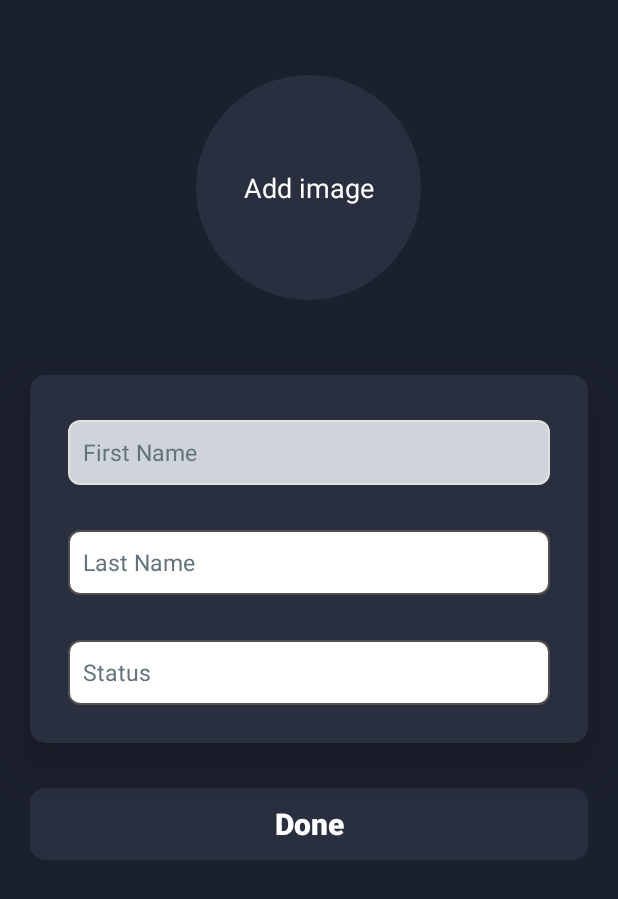
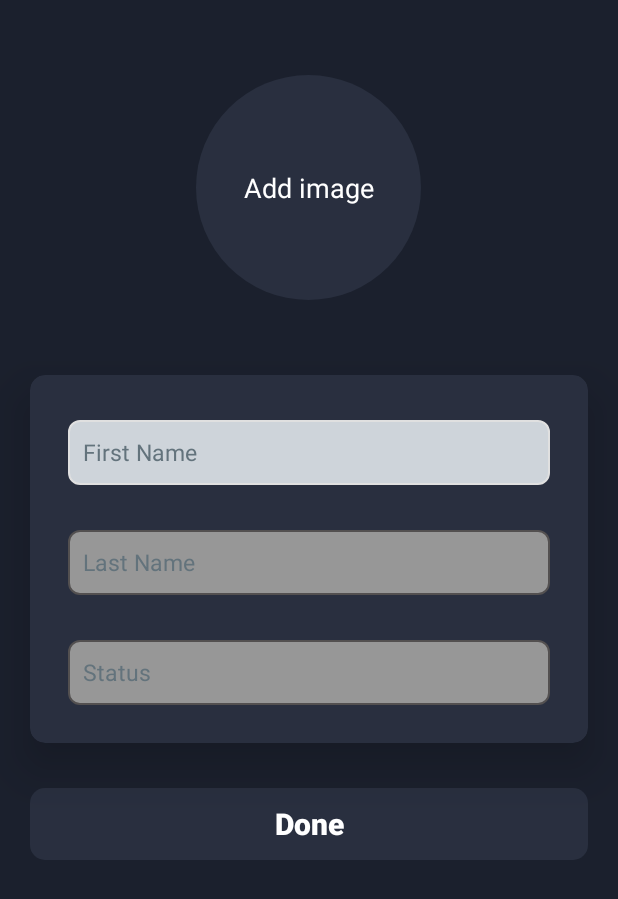
Before and after one commit to OhadLavi/Chatapp, an Android app: the layout fragment_user_data.xml on its own in the app's theme, with its tools: preview values and no code run, on a phone screen of 412 x 824 dp. Shown: the top 899 px of the screen. Run offline under Robolectric (Android 15) with nearby library versions, the phone set to English and light mode, and no system bars; plain views replace RoundedImageView; Roboto replaces fonts that are not available here.

Commit message:
- Fixed foreground - Fixed profile click bug - Fixed PinView size - Fixed SMS permission

```diff
--- a/app/src/main/java/com/example/Dashboard.java
+++ b/app/src/main/java/com/example/Dashboard.java
@@ -61,6 +61,7 @@ public class Dashboard extends AppCompatActivity implements SearchView.OnQueryTe
         } else {
             super.onBackPressed();
         }
+        recyclerView.setVisibility(View.VISIBLE);
     }
 
     @Override
--- a/app/src/main/java/com/example/Fragments/Profile.java
+++ b/app/src/main/java/com/example/Fragments/Profile.java
@@ -88,8 +88,10 @@ public class Profile extends Fragment {
         utils = new Utils();
         storagePath = firebaseAuth.getUid() + "Media/Profile_Image/profile"; //get user profile image path
         sharedPreferences = getContext().getSharedPreferences("UserData", Context.MODE_PRIVATE);
-        if (getActivity().findViewById(R.id.card) != null)
+        if (getActivity().findViewById(R.id.card) != null) {
             getActivity().findViewById(R.id.card).setVisibility(View.GONE);
+            getActivity().findViewById(R.id.recyclerViewContact).setVisibility(View.GONE);
+        }
         profileName = view.findViewById(R.id.profileName);
         profilePhoneNumber = view.findViewById(R.id.profilePhoneNumber);
         profileLastSeen = view.findViewById(R.id.profileLastSeen);
--- a/app/src/main/res/drawable/input_normal.xml
+++ b/app/src/main/res/drawable/input_normal.xml
@@ -1,6 +1,6 @@
 <?xml version="1.0" encoding="utf-8"?>
 <shape xmlns:android="http://schemas.android.com/apk/res/android">
-    <solid android:color="@color/white" />
+    <solid android:color="@color/input_colorr" />
     <stroke
         android:color="@color/gray"
         android:width="1dp"
--- a/app/src/main/res/drawable/login_input_style.xml
+++ b/app/src/main/res/drawable/login_input_style.xml
@@ -1,10 +1,9 @@
 <?xml version="1.0" encoding="utf-8"?>
 <selector xmlns:android="http://schemas.android.com/apk/res/android">
-    <item android:drawable="@drawable/input_focus" android:state_checked="true" />
-    <item android:drawable="@drawable/input_focus" android:state_pressed="true" />
-    <item android:drawable="@drawable/input_focus" android:state_active="true" />
-    <item android:drawable="@drawable/input_focus" android:state_focused="true" />
-    <item android:drawable="@drawable/input_focus" android:state_activated="true" />
-    <item android:drawable="@drawable/input_focus" android:state_selected="true" />
-    <item android:drawable="@drawable/input_normal" />
+    <item android:drawable="@drawable/input_focus" android:state_checked="true" android:color="@color/app_background" />
+    <item android:drawable="@drawable/input_focus" android:state_pressed="true" android:color="@color/app_background" />
+    <item android:drawable="@drawable/input_focus" android:state_active="true" android:color="@color/app_background" />
+    <item android:drawable="@drawable/input_focus" android:state_focused="true" android:color="@color/app_background" />
+    <item android:drawable="@drawable/input_normal" android:color="@color/red" />
+
 </selector>
--- a/app/src/main/res/layout/fragment_get_number.xml
+++ b/app/src/main/res/layout/fragment_get_number.xml
@@ -88,6 +88,7 @@
                     android:id="@+id/phoneNum"
                     android:layout_width="match_parent"
                     android:layout_height="wrap_content"
+                    android:background="@drawable/login_input_style"
                     android:hint="@string/phone_numberHint"
                     android:inputType="number" />
             </com.google.android.material.textfield.TextInputLayout>
--- a/app/src/main/res/layout/fragment_user_data.xml
+++ b/app/src/main/res/layout/fragment_user_data.xml
@@ -41,6 +41,7 @@
                 android:id="@+id/toolbar"
                 android:layout_width="wrap_content"
                 android:layout_height="36dp"
+                android:visibility="gone"
                 android:layout_marginTop="5dp"
                 android:background="@android:color/transparent"
                 android:minHeight="?attr/actionBarSize"
--- a/app/src/main/res/values/colors.xml
+++ b/app/src/main/res/values/colors.xml
@@ -22,6 +22,7 @@
     <color name="text_color_primary">#63737c</color>
     <color name="secondary_text">#FFFFFFFF</color>
     <color name="input_color">#e0e0e0</color>
+    <color name="input_colorr">#979797</color>
     <color name="error">#630606</color>
     <color name="red">#ff0000</color>
     <color name="pinViewLine">#61b7ff</color>
--- a/app/src/main/res/values/strings.xml
+++ b/app/src/main/res/values/strings.xml
@@ -2,8 +2,8 @@
     <string name="app_name">TextMe</string>
     <string name="chatHint">Write a message...</string>
     <string name="searchHint">Search friend</string>
-    <string name="contactName">.</string>
-    <string name="contactLastMessage">.</string>
+    <string name="contactName"> </string>
+    <string name="contactLastMessage"> </string>
     <string name="registrationTextHeader">Registration</string>
     <string name="registrationText">Add your phone number. we\'ll send you a verification code so we know you\'re real</string>
     <string name="phone_numberHint">Phone Number</string>
```
Also changed, not shown: app/src/main/java/com/example/ForegroundService.java (+30 -17 lines), app/src/main/java/com/example/Fragments/GetNumber.java (+25 -0 lines), app/src/main/java/com/example/Fragments/VerifyNumber.java (+1 -18 lines), app/src/main/java/com/example/MainActivity.java (+11 -2 lines), app/src/main/res/layout/activity_dashboard.xml (+3 -6 lines), app/src/main/res/layout/fragment_verify_number.xml (+8 -4 lines).
